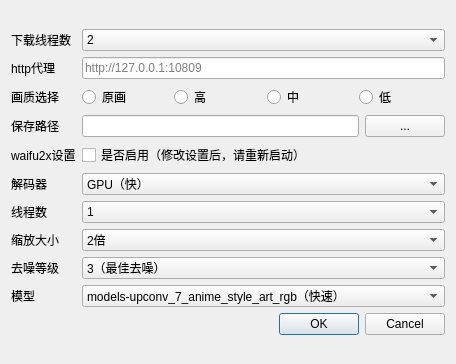
Before: the Qt Designer form ui/setting.ui in tonquer/picacg-qt, drawn with Qt 5.
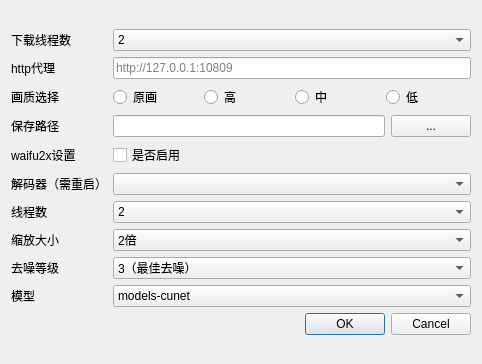
After: the same form once the commit is applied.

What changed in the file:
```diff
--- a/ui/setting.ui
+++ b/ui/setting.ui
@@ -6,7 +6,7 @@
    <rect>
     <x>0</x>
     <y>0</y>
-    <width>456</width>
+    <width>482</width>
     <height>364</height>
    </rect>
   </property>
@@ -42,23 +42,12 @@
        <item row="5" column="0">
         <widget class="QLabel" name="label_3">
          <property name="text">
-          <string>解码器</string>
+          <string>解码器（需重启）</string>
          </property>
         </widget>
        </item>
        <item row="5" column="2">
-        <widget class="QComboBox" name="encodeSelect">
-         <item>
-          <property name="text">
-           <string>GPU（快）</string>
-          </property>
-         </item>
-         <item>
-          <property name="text">
-           <string>CPU（慢）</string>
-          </property>
-         </item>
-        </widget>
+        <widget class="QComboBox" name="encodeSelect"/>
        </item>
        <item row="1" column="2">
         <widget class="QLineEdit" name="httpEdit">
@@ -99,11 +88,6 @@
        </item>
        <item row="6" column="2">
         <widget class="QComboBox" name="threadSelect">
-         <item>
-          <property name="text">
-           <string>1</string>
-          </property>
-         </item>
          <item>
           <property name="text">
            <string>2</string>
@@ -238,17 +222,7 @@
         <widget class="QComboBox" name="modelSelect">
          <item>
           <property name="text">
-           <string>models-upconv_7_anime_style_art_rgb（快速）</string>
-          </property>
-         </item>
-         <item>
-          <property name="text">
-           <string>models-cunet（最佳）</string>
-          </property>
-         </item>
-         <item>
-          <property name="text">
-           <string>models-upconv_7_photo</string>
+           <string>models-cunet</string>
           </property>
          </item>
         </widget>
@@ -288,7 +262,7 @@
        <item row="4" column="2">
         <widget class="QCheckBox" name="checkBox">
          <property name="text">
-          <string>是否启用（修改设置后，请重新启动）</string>
+          <string>是否启用</string>
          </property>
         </widget>
        </item>
```
Left out of the diff: 15 changed lines with no effect on the pictures.
